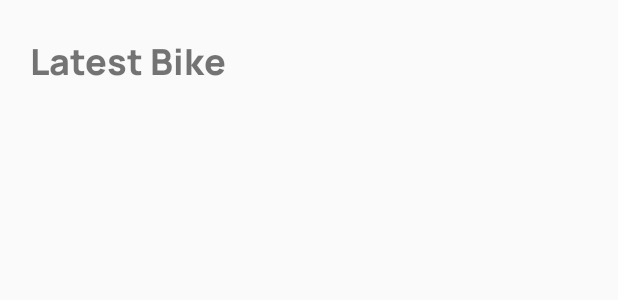
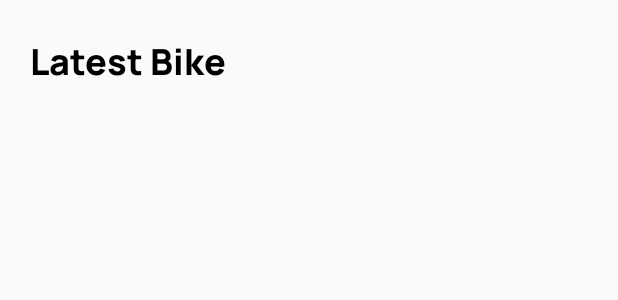
Before and after one commit to RinchenYonjan/BikeNepal, an Android app: the layout fragment_bike.xml on its own in the app's theme, with its tools: preview values and no code run, on a phone screen of 412 x 824 dp. Shown: the top 300 px of the screen. Run offline under Robolectric (Android 15) with nearby library versions, the phone set to English and light mode, and no system bars.

Commit message:
Merge remote changes

```diff
--- a/app/src/main/res/layout/fragment_bike.xml
+++ b/app/src/main/res/layout/fragment_bike.xml
@@ -17,7 +17,8 @@
         android:text="Latest Bike"
         android:textSize="24sp"
         app:layout_constraintStart_toStartOf="parent"
-        app:layout_constraintTop_toTopOf="parent" />
+        app:layout_constraintTop_toTopOf="parent"
+        style="@style/TEXT"/>
 
     <!-- RecyclerView -->
     <androidx.recyclerview.widget.RecyclerView
--- a/app/src/main/res/values/strings.xml
+++ b/app/src/main/res/values/strings.xml
@@ -1,5 +1,5 @@
 <resources>
-    <string name="app_name">Bike Nepal</string>
+    <string name="app_name">Bike Nepal Mobile.app</string>
     <string name="username">Username</string>
     <string name="login">LogIn</string>
     <string name="password">Password</string>
```
